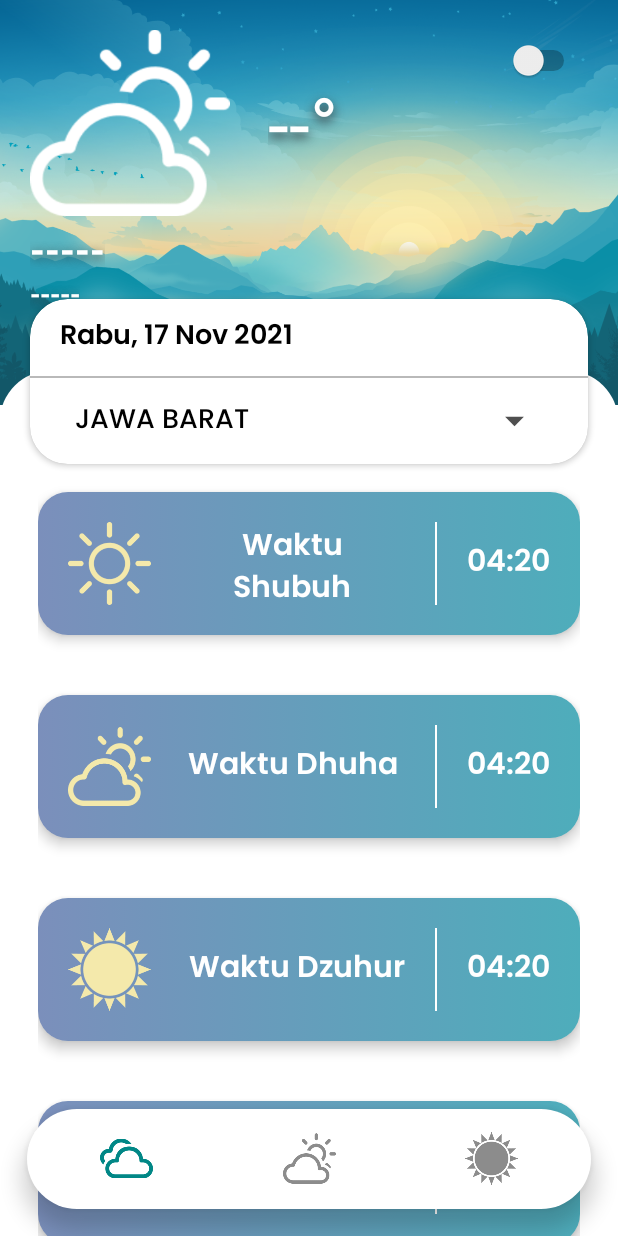
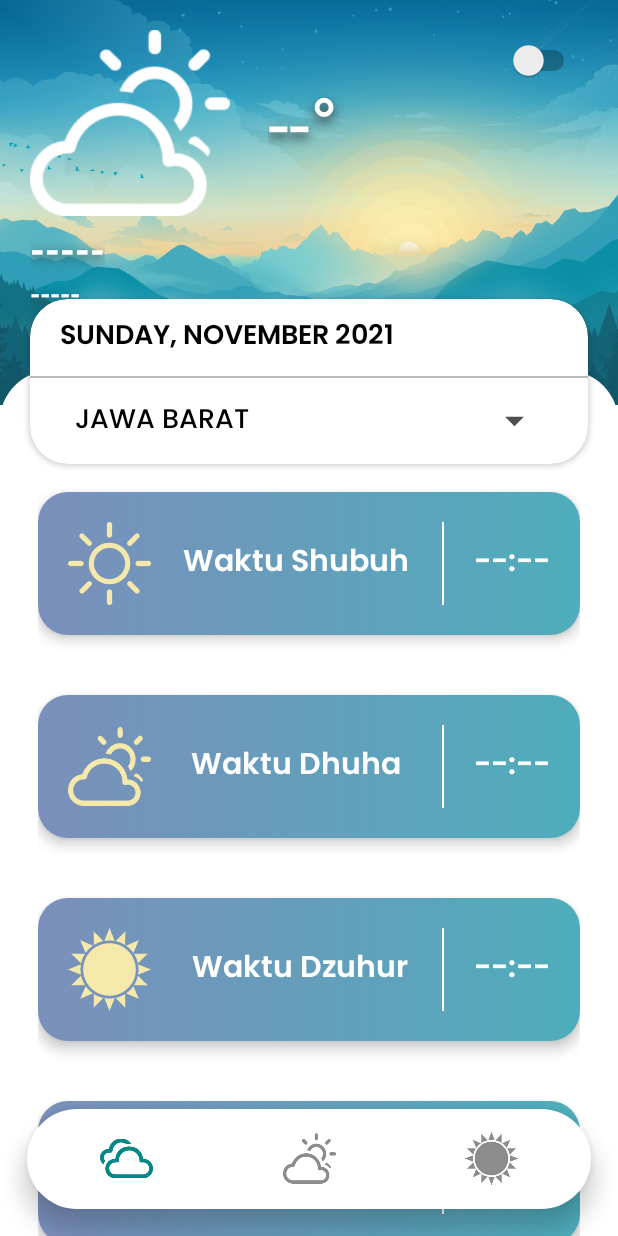
Before and after one commit to ZoD3V/SholatApp, an Android app: the screen it shows after launch (MainActivity), on a phone screen of 412 x 824 dp. Run offline under Robolectric (Android 15) with nearby library versions, the phone set to English and light mode, and no system bars; our stand-ins replace Volley; network calls fail; 5 statements that could not run were skipped.

Commit message:
FIVE Push

```diff
--- a/app/src/main/java/yayasan/idn/sholatapp/MainActivity.kt
+++ b/app/src/main/java/yayasan/idn/sholatapp/MainActivity.kt
@@ -1,26 +1,60 @@
 package yayasan.idn.sholatapp
 
-
 import android.annotation.SuppressLint
+import android.graphics.Color
+import android.location.Geocoder
+import android.os.Build
 import android.os.Bundle
+import android.util.Log
+import android.view.View
+import android.view.WindowManager
 import android.widget.Toast
+import androidx.annotation.RequiresApi
 import androidx.appcompat.app.AppCompatActivity
 import com.android.volley.Request
 import com.android.volley.toolbox.JsonObjectRequest
 import com.android.volley.toolbox.Volley
 import kotlinx.android.synthetic.main.activity_main.*
 import org.json.JSONObject
-
+import java.time.LocalDate
+import java.util.*
 
 class MainActivity : AppCompatActivity() {
+    @RequiresApi(Build.VERSION_CODES.O)
+    @SuppressLint("SimpleDateFormat", "SetTextI18n")
     override fun onCreate(savedInstanceState: Bundle?) {
         super.onCreate(savedInstanceState)
         setContentView(R.layout.activity_main)
-        val lat = intent.getStringExtra("lat")
-        val long = intent.getStringExtra("long")
+        //hide status bar
+        window.setFlags(WindowManager.LayoutParams.FLAG_FULLSCREEN,WindowManager.LayoutParams.FLAG_FULLSCREEN)
+        window.decorView.apply {
+            // Hide both the navigation bar and the status bar.
+            // SYSTEM_UI_FLAG_FULLSCREEN is only available on Android 4.1 and higher, but as
+            // a general rule, you should design your app to hide the status bar whenever you
+            // hide the navigation bar.
+            systemUiVisibility = View.SYSTEM_UI_FLAG_HIDE_NAVIGATION or View.SYSTEM_UI_FLAG_FULLSCREEN
+        }
+        val lat = intent.getDoubleExtra("lat", 0.0).toString()
+        val long = intent.getDoubleExtra("long",0.0).toString()
         val el = intent.getStringExtra("el")
+
         getWeather(lat,long)
         getSholat(lat,long,el)
+
+        //show day
+        val day = LocalDate.now().dayOfWeek.name
+        val month = LocalDate.now().month.name
+        val year = LocalDate.now().year
+        tanggal.text = "$day, $month $year"
+
+        //change theme
+        switchTheme.setOnCheckedChangeListener { _, isChecked ->
+            if (isChecked){
+                frameLayout.setBackgroundResource(R.drawable.weather_rain)
+            }else{
+                frameLayout.setBackgroundResource(R.drawable.weather)
+            }
+        }
     }
 
     private fun getSholat(lat: String?,long: String?,el:String?){
@@ -29,23 +63,38 @@ class MainActivity : AppCompatActivity() {
         val jsonRequest = JsonObjectRequest(
             Request.Method.GET, urlSholat,null,
             { response ->
-                println(response)
-//                setValuesSholat(response)
+                setValuesSholat(response)
             },
             { Toast.makeText(this,"ERROR",Toast.LENGTH_LONG).show() })
         queue.cache.clear()
         queue.add(jsonRequest)
     }
 
-//    private fun setValuesSholat(response: JSONObject) {
-//        shubuh.text = response.getJSONObject("results").getJSONArray("datetime").getJSONObject(0).getJSONObject("times").getString("Fajr")
-//
-//    }
+    private fun setValuesSholat(response: JSONObject) {
+        shubuh.text = response.getJSONObject("results").getJSONArray("datetime")
+            .getJSONObject(0).getJSONObject("times").getString("Fajr")
+
+        dhuha.text = response.getJSONObject("results").getJSONArray("datetime")
+            .getJSONObject(0).getJSONObject("times").getString("Sunrise")
+
+        dzuhur.text = response.getJSONObject("results").getJSONArray("datetime")
+            .getJSONObject(0).getJSONObject("times").getString("Dhuhr")
+
+        ashar.text = response.getJSONObject("results").getJSONArray("datetime")
+            .getJSONObject(0).getJSONObject("times").getString("Asr")
+
+        maghrib.text = response.getJSONObject("results").getJSONArray("datetime")
+            .getJSONObject(0).getJSONObject("times").getString("Maghrib")
+
+        isya.text = response.getJSONObject("results").getJSONArray("datetime")
+            .getJSONObject(0).getJSONObject("times").getString("Isha")
+    }
 
     private fun getWeather(lat: String?, long: String?) {
-        val APIKEY = "732059b1c20f74eee6738e66b90b1997"
+
+        val apiKey = "732059b1c20f74eee6738e66b90b1997"
         val queue = Volley.newRequestQueue(this)
-        val urlWeather = "https://api.openweathermap.org/data/2.5/weather?lat=${lat}&lon=${long}&appid=${APIKEY}"
+        val urlWeather = "https://api.openweathermap.org/data/2.5/weather?lat=${lat}&lon=${long}&appid=${apiKey}"
         // Request a string response from the provided URL.
         val jsonRequest = JsonObjectRequest(
             Request.Method.GET, urlWeather,null,
@@ -65,6 +114,5 @@ class MainActivity : AppCompatActivity() {
         var tempr=response.getJSONObject("main").getString("temp")
         tempr=((((tempr).toFloat()-273.15)).toInt()).toString()
         temp.text= "${tempr}°C"
-
     }
 }
--- a/app/src/main/java/yayasan/idn/sholatapp/SplashScreen.kt
+++ b/app/src/main/java/yayasan/idn/sholatapp/SplashScreen.kt
@@ -36,15 +36,13 @@ class SplashScreen : AppCompatActivity() {
                 mfusedlocation.lastLocation.addOnCompleteListener {
                     task ->
                     var location:Location? = task.result
-                    var geocoder = Geocoder(this)
-                    var addreses:List<Address>
                     if (location == null){
                         NewLocation()
                     }else{
                         Handler(Looper.getMainLooper()).postDelayed({
                             val intent = Intent(this,MainActivity::class.java)
-                            intent.putExtra("lat",location.latitude.toString())
-                            intent.putExtra("long",location.longitude.toString())
+                            intent.putExtra("lat",location.latitude)
+                            intent.putExtra("long",location.longitude)
                             intent.putExtra("el",location.altitude.toString())
                             startActivity(intent)
                             finish()
--- a/app/src/main/res/layout/activity_main.xml
+++ b/app/src/main/res/layout/activity_main.xml
@@ -146,12 +146,13 @@
                     android:layout_gravity="center"/>
 
                 <TextView
+                    android:id="@+id/shubuh"
                     android:layout_width="wrap_content"
                     android:layout_height="wrap_content"
                     android:layout_gravity="center"
                     android:gravity="end"
                     android:fontFamily="@font/semibold"
-                    android:text="04:20"
+                    android:text="--:--"
                     android:textColor="@color/white"
                     android:textSize="20dp" />
 
@@ -189,12 +190,13 @@
                     android:layout_gravity="center"/>
 
                 <TextView
+                    android:id="@+id/dhuha"
                     android:layout_width="wrap_content"
                     android:layout_height="wrap_content"
                     android:layout_gravity="center"
                     android:fontFamily="@font/semibold"
                     android:gravity="end"
-                    android:text="04:20"
+                    android:text="--:--"
                     android:textColor="@color/white"
                     android:textSize="20dp" />
             </LinearLayout>
@@ -231,11 +233,12 @@
                     android:layout_gravity="center"/>
 
                 <TextView
+                    android:id="@+id/dzuhur"
                     android:layout_width="wrap_content"
                     android:layout_height="wrap_content"
                     android:layout_gravity="center"
                     android:gravity="end"
-                    android:text="04:20"
+                    android:text="--:--"
                     android:fontFamily="@font/semibold"
                     android:textColor="@color/white"
                     android:textSize="20dp" />
@@ -273,12 +276,13 @@
                     android:layout_gravity="center"/>
 
                 <TextView
+                    android:id="@+id/ashar"
                     android:layout_width="wrap_content"
                     android:layout_height="wrap_content"
                     android:layout_gravity="center"
                     android:gravity="end"
                     android:fontFamily="@font/semibold"
-                    android:text="04:20"
+                    android:text="--:--"
                     android:textColor="@color/white"
                     android:textSize="20dp" />
             </LinearLayout>
@@ -314,12 +318,13 @@
                     android:layout_gravity="center"/>
 
                 <TextView
+                    android:id="@+id/maghrib"
                     android:layout_width="wrap_content"
                     android:layout_height="wrap_content"
                     android:layout_gravity="center"
                     android:gravity="end"
                     android:fontFamily="@font/semibold"
-                    android:text="04:20"
+                    android:text="--:--"
                     android:textColor="@color/white"
                     android:textSize="20dp" />
             </LinearLayout>
@@ -355,12 +360,13 @@
                     android:layout_gravity="center"/>
 
                 <TextView
+                    android:id="@+id/isya"
                     android:layout_width="wrap_content"
                     android:layout_height="wrap_content"
                     android:layout_gravity="center"
                     android:gravity="end"
                     android:fontFamily="@font/semibold"
-                    android:text="04:20"
+                    android:text="--:--"
                     android:textColor="@color/white"
                     android:textSize="20dp" />
             </LinearLayout>
```
